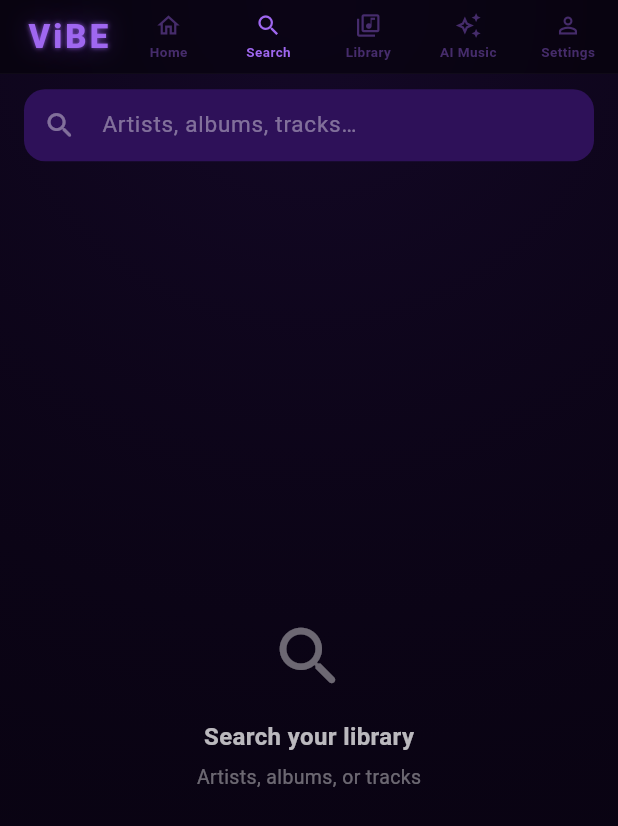
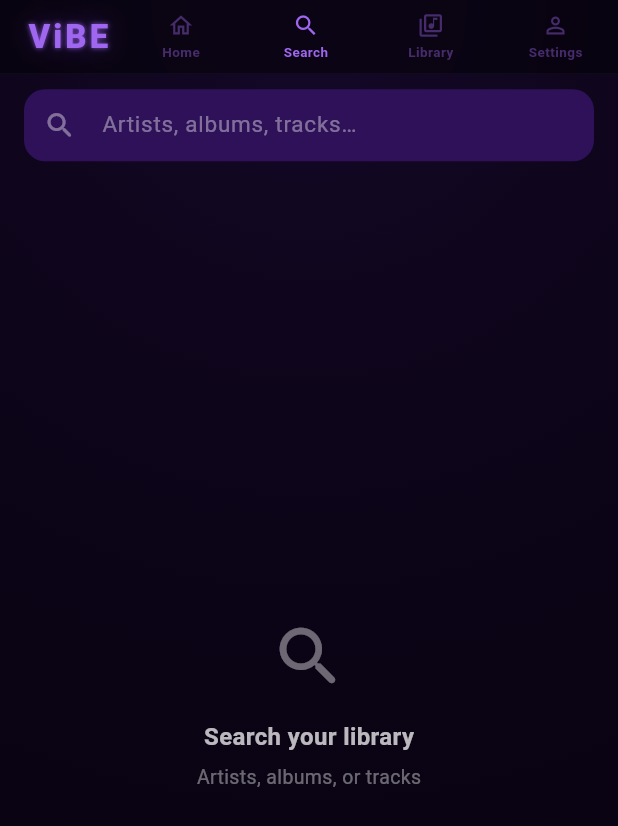
Before and after one commit to cptvargo/vibe-flutter, a Flutter app: the screen it shows once a user with an empty profile is signed in, after a tap on "Search", on a phone screen of 412 x 824 dp. Shown: the top 826 px of the screen. Run offline on Flutter 3.47's test engine with Material 3 defaults, Android fonts, the phone set to English and light mode, and no system bars; our stand-ins replace audio_service, cached_network_image, flutter_riverpod, flutter_svg, go_router, hive_flutter and 4 more; missing offline and left inert: audio_session; accounts and stored records are empty; network calls fail.

Commit message:
Remove AI tab from nav; reserved for offline mode
Co-Authored-By: Claude Sonnet 4.6 <noreply@anthropic.com>

```diff
--- a/lib/widgets/main_shell.dart
+++ b/lib/widgets/main_shell.dart
@@ -3,7 +3,6 @@ import 'package:audio_service/audio_service.dart';
 import 'package:flutter/material.dart';
 import 'package:flutter_riverpod/flutter_riverpod.dart';
 import '../providers.dart';
-import '../screens/ai_home_screen.dart';
 import '../screens/home_screen.dart';
 import '../screens/library_screen.dart';
 import '../screens/search_screen.dart';
@@ -80,10 +79,7 @@ class _MainShellState extends ConsumerState<MainShell> {
             children: [
               TopNav(
                 activeTab: _activeTab,
-                onTabChange: (tab) {
-                  setState(() => _activeTab = tab);
-                  ref.read(isAIProvider.notifier).state = (tab == 'ai');
-                },
+                onTabChange: (tab) => setState(() => _activeTab = tab),
               ),
               Expanded(child: _body(theme)),
             ],
@@ -99,7 +95,6 @@ class _MainShellState extends ConsumerState<MainShell> {
       case 'home':    return const HomeScreen();
       case 'search':  return const SearchScreen();
       case 'library': return const LibraryScreen();
-      case 'ai':       return const AIHomeScreen();
       case 'settings': return const SettingsScreen();
       default:         return const HomeScreen();
     }
--- a/lib/widgets/top_nav.dart
+++ b/lib/widgets/top_nav.dart
@@ -8,7 +8,6 @@ const _kTabs = [
   (id: 'home',     label: 'Home',     icon: Icons.home_outlined,           activeIcon: Icons.home),
   (id: 'search',   label: 'Search',   icon: Icons.search_outlined,         activeIcon: Icons.search),
   (id: 'library',  label: 'Library',  icon: Icons.library_music_outlined,  activeIcon: Icons.library_music),
-  (id: 'ai',       label: 'AI Music', icon: Icons.auto_awesome_outlined,   activeIcon: Icons.auto_awesome),
   (id: 'settings', label: 'Settings', icon: Icons.person_outline,          activeIcon: Icons.person),
 ];
 
```
